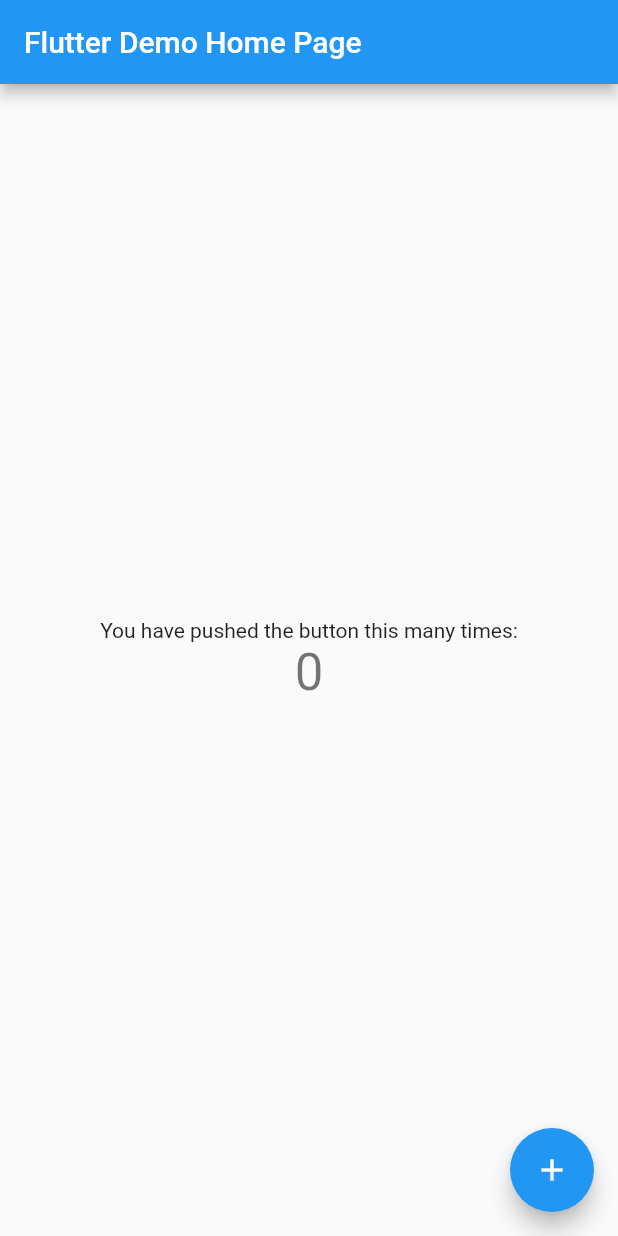
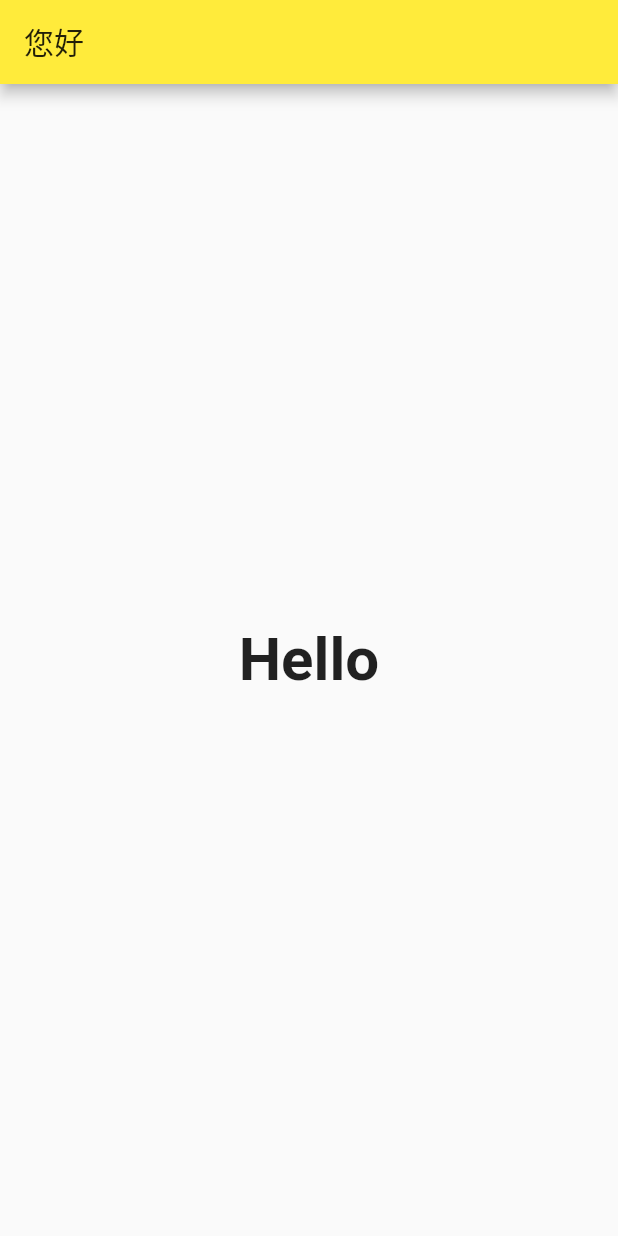
Before and after one commit to YouLe2016/flutter-learn, a Flutter app: the screen it shows after launch, on a phone screen of 412 x 824 dp. Run offline on Flutter 3.47's test engine with Material 2 defaults, Android fonts, the phone set to English and light mode, and no system bars.

Commit message:
MaterialApp Widget: Text

```diff
--- a/lib/main.dart
+++ b/lib/main.dart
@@ -1,111 +1,34 @@
 import 'package:flutter/material.dart';
 
-void main() => runApp(MyApp());
+void main() => runApp(App());
 
-class MyApp extends StatelessWidget {
-  // This widget is the root of your application.
+class App extends StatelessWidget {
   @override
   Widget build(BuildContext context) {
     return MaterialApp(
-      title: 'Flutter Demo',
+      home: Scaffold(
+          appBar: AppBar(
+            title: Text('您好'),
+            elevation: 4.0, //默认4.0
+          ),
+          body: Hello()),
       theme: ThemeData(
-        // This is the theme of your application.
-        //
-        // Try running your application with "flutter run". You'll see the
-        // application has a blue toolbar. Then, without quitting the app, try
-        // changing the primarySwatch below to Colors.green and then invoke
-        // "hot reload" (press "r" in the console where you ran "flutter run",
-        // or simply save your changes to "hot reload" in a Flutter IDE).
-        // Notice that the counter didn't reset back to zero; the application
-        // is not restarted.
-        primarySwatch: Colors.blue,
-      ),
-      home: MyHomePage(title: 'Flutter Demo Home Page'),
+//        primaryColor: Colors.yellow
+          primarySwatch: Colors.yellow),
     );
   }
 }
 
-class MyHomePage extends StatefulWidget {
-  MyHomePage({Key key, this.title}) : super(key: key);
-
-  // This widget is the home page of your application. It is stateful, meaning
-  // that it has a State object (defined below) that contains fields that affect
-  // how it looks.
-
-  // This class is the configuration for the state. It holds the values (in this
-  // case the title) provided by the parent (in this case the App widget) and
-  // used by the build method of the State. Fields in a Widget subclass are
-  // always marked "final".
-
-  final String title;
-
-  @override
-  _MyHomePageState createState() => _MyHomePageState();
-}
-
-class _MyHomePageState extends State<MyHomePage> {
-  int _counter = 0;
-
-  void _incrementCounter() {
-    setState(() {
-      // This call to setState tells the Flutter framework that something has
-      // changed in this State, which causes it to rerun the build method below
-      // so that the display can reflect the updated values. If we changed
-      // _counter without calling setState(), then the build method would not be
-      // called again, and so nothing would appear to happen.
-      _counter++;
-    });
-  }
-
+class Hello extends StatelessWidget {
   @override
   Widget build(BuildContext context) {
-    // This method is rerun every time setState is called, for instance as done
-    // by the _incrementCounter method above.
-    //
-    // The Flutter framework has been optimized to make rerunning build methods
-    // fast, so that you can just rebuild anything that needs updating rather
-    // than having to individually change instances of widgets.
-    return Scaffold(
-      appBar: AppBar(
-        // Here we take the value from the MyHomePage object that was created by
-        // the App.build method, and use it to set our appbar title.
-        title: Text(widget.title),
+    return Center(
+      child: Text(
+        "Hello",
+        textDirection: TextDirection.ltr,
+        style: TextStyle(
+            fontSize: 40.0, fontWeight: FontWeight.bold, color: Colors.black87),
       ),
-      body: Center(
-        // Center is a layout widget. It takes a single child and positions it
-        // in the middle of the parent.
-        child: Column(
-          // Column is also layout widget. It takes a list of children and
-          // arranges them vertically. By default, it sizes itself to fit its
-          // children horizontally, and tries to be as tall as its parent.
-          //
-          // Invoke "debug painting" (press "p" in the console, choose the
-          // "Toggle Debug Paint" action from the Flutter Inspector in Android
-          // Studio, or the "Toggle Debug Paint" command in Visual Studio Code)
-          // to see the wireframe for each widget.
-          //
-          // Column has various properties to control how it sizes itself and
-          // how it positions its children. Here we use mainAxisAlignment to
-          // center the children vertically; the main axis here is the vertical
-          // axis because Columns are vertical (the cross axis would be
-          // horizontal).
-          mainAxisAlignment: MainAxisAlignment.center,
-          children: <Widget>[
-            Text(
-              'You have pushed the button this many times:',
-            ),
-            Text(
-              '$_counter',
-              style: Theme.of(context).textTheme.display1,
-            ),
-          ],
-        ),
-      ),
-      floatingActionButton: FloatingActionButton(
-        onPressed: _incrementCounter,
-        tooltip: 'Increment',
-        child: Icon(Icons.add),
-      ), // This trailing comma makes auto-formatting nicer for build methods.
     );
   }
 }
--- /dev/null
+++ b/lib/model/post.dart
@@ -0,0 +1,7 @@
+class Post {
+  const Post({this.title, this.author, this.imageUrl});
+
+  final String title;
+  final String author;
+  final String imageUrl;
+}
```
